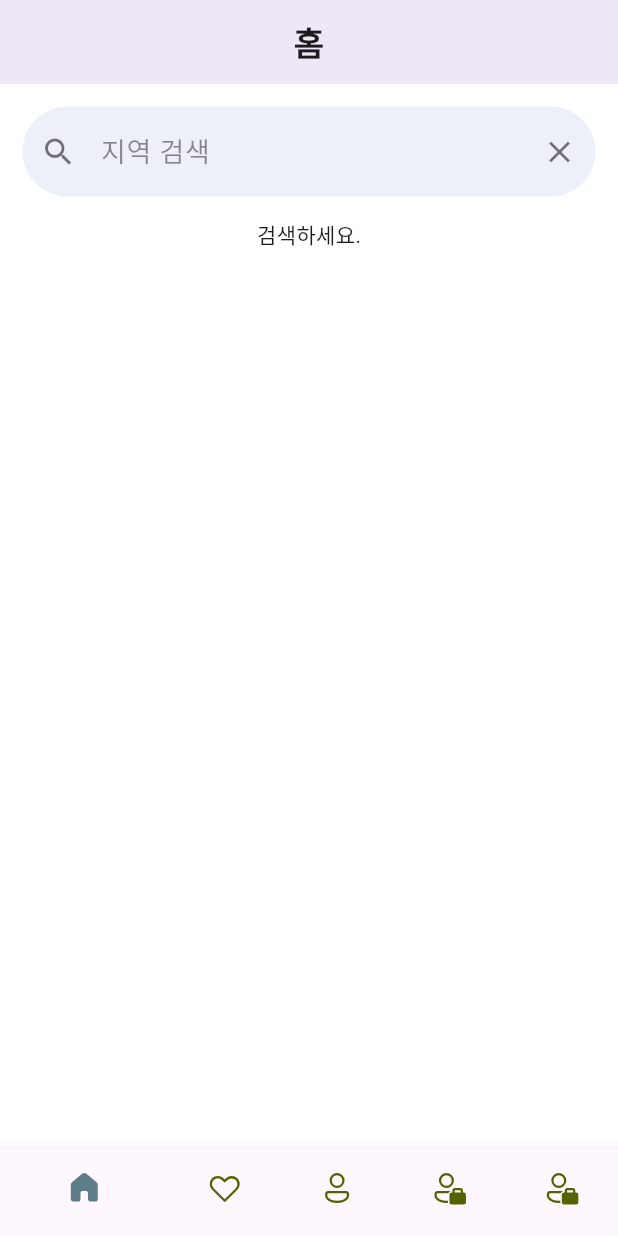
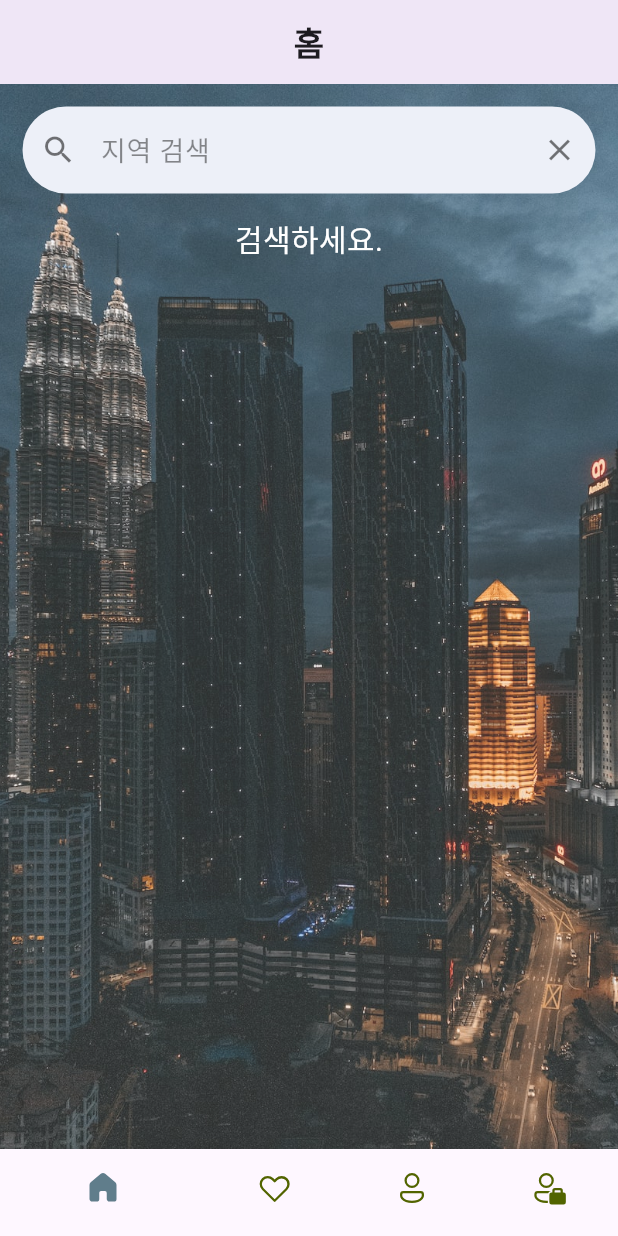
Before and after one commit to LEEJINYOUN/Weather_Flutter-front, a Flutter app: the screen it shows after launch, on a phone screen of 412 x 824 dp. Run offline on Flutter 3.47's test engine with Material 3 defaults, Android fonts, the phone set to English and light mode, and no system bars; our stand-ins replace fluentui_icons.

Commit message:
홈 화면 백그라운드 추가

```diff
--- a/lib/common/bottom_nav_bar.dart
+++ b/lib/common/bottom_nav_bar.dart
@@ -29,7 +29,6 @@ class _BottomNavBarState extends State<BottomNavBarContainer> {
     const Center(child: Text('Bookmark')),
     const Center(child: Text('Profile')),
     const LoginScreen(),
-    const RegisterScreen(),
   ];
 
   // 선택 인덱스 초기화
@@ -72,12 +71,6 @@ class _BottomNavBarState extends State<BottomNavBarContainer> {
                   activeIcon:
                       Icon(FluentSystemIcons.ic_fluent_person_accounts_filled),
                   label: 'Login'),
-              BottomNavigationBarItem(
-                  icon:
-                      Icon(FluentSystemIcons.ic_fluent_person_accounts_regular),
-                  activeIcon:
-                      Icon(FluentSystemIcons.ic_fluent_person_accounts_filled),
-                  label: 'Register'),
             ]));
   }
 }
--- a/lib/screens/home_screen.dart
+++ b/lib/screens/home_screen.dart
@@ -55,6 +55,7 @@ class _HomeScreenState extends State<HomeScreen> {
   // 검색 초기화
   void resetSubmit() {
     searchController.text = '';
+    weatherData = {};
     dataPrint(text: '초기화');
     setState(() {
       isSearch = false;
@@ -63,8 +64,15 @@ class _HomeScreenState extends State<HomeScreen> {
 
   @override
   Widget build(BuildContext context) {
-    return Scaffold(
-      backgroundColor: Colors.white,
+    return Container(
+      decoration: const BoxDecoration(
+        image: DecorationImage(
+          fit: BoxFit.cover,
+          image: AssetImage('assets/images/bg_image1.jpg'), // 배경 이미지
+        ),
+      ),
+      child: Scaffold(
+        backgroundColor: const Color.fromARGB(49, 232, 232, 232),
         resizeToAvoidBottomInset: false, // 가상 키보드 오버플로우 제거
         appBar: AppBar(
           centerTitle: true,
@@ -72,7 +80,8 @@ class _HomeScreenState extends State<HomeScreen> {
           title: const Text("홈", style: TextStyle(fontWeight: FontWeight.w700)),
         ),
         body: SafeArea(
-        child: Column(crossAxisAlignment: CrossAxisAlignment.center, children: [
+          child:
+              Column(crossAxisAlignment: CrossAxisAlignment.center, children: [
             Row(
               children: [
                 Container(
@@ -80,7 +89,7 @@ class _HomeScreenState extends State<HomeScreen> {
                   margin: const EdgeInsets.symmetric(vertical: 15),
                   padding: const EdgeInsets.symmetric(horizontal: 15),
                   child: TextField(
-                  style: const TextStyle(fontSize: 20),
+                    style: const TextStyle(fontSize: 18),
                     controller: searchController,
                     decoration: InputDecoration(
                       prefixIcon: GestureDetector(
@@ -118,7 +127,10 @@ class _HomeScreenState extends State<HomeScreen> {
               ],
             ),
             isSearch == false && weatherData.isEmpty
-              ? const Text('검색하세요.')
+                ? const Text(
+                    '검색하세요.',
+                    style: TextStyle(fontSize: 20, color: Colors.white),
+                  )
                 : SizedBox(
                     width: MediaQuery.of(context).size.width / 1.5,
                     height: MediaQuery.of(context).size.height - 300,
@@ -132,9 +144,11 @@ class _HomeScreenState extends State<HomeScreen> {
                           child: Column(children: [
                             Row(
                               mainAxisAlignment: MainAxisAlignment.center,
+                              crossAxisAlignment: CrossAxisAlignment.center,
                               children: [
                                 Text('${weatherData["name"]}',
-                                  style: const TextStyle(fontSize: 18)),
+                                    style: const TextStyle(
+                                        fontSize: 25, color: Colors.white)),
                                 Container(
                                     width: 100,
                                     height: 100,
@@ -153,20 +167,24 @@ class _HomeScreenState extends State<HomeScreen> {
                                   Text(
                                       celsiusConversion(
                                           temp: weatherData["main"]["temp"]),
-                                    style: const TextStyle(fontSize: 18))
+                                      style: const TextStyle(
+                                          fontSize: 25, color: Colors.white))
                                 ],
                               ),
                             ),
                             SizedBox(
                               child: Row(
-                              mainAxisAlignment: MainAxisAlignment.spaceBetween,
+                                mainAxisAlignment:
+                                    MainAxisAlignment.spaceBetween,
                                 children: [
                                   Text(
                                       '최고 ${celsiusConversion(temp: weatherData["main"]["temp_max"])}',
-                                    style: const TextStyle(fontSize: 18)),
+                                      style: const TextStyle(
+                                          fontSize: 22, color: Colors.white)),
                                   Text(
                                       '최저 ${celsiusConversion(temp: weatherData["main"]["temp_min"])}',
-                                    style: const TextStyle(fontSize: 18))
+                                      style: const TextStyle(
+                                          fontSize: 22, color: Colors.white))
                                 ],
                               ),
                             )
@@ -179,28 +197,34 @@ class _HomeScreenState extends State<HomeScreen> {
                           child: Column(
                             children: [
                               Padding(
-                              padding: const EdgeInsets.only(top: 5, bottom: 5),
+                                padding:
+                                    const EdgeInsets.only(top: 5, bottom: 5),
                                 child: Row(
                                   mainAxisAlignment:
                                       MainAxisAlignment.spaceBetween,
                                   children: [
                                     const Text('습도',
-                                      style: TextStyle(fontSize: 18)),
+                                        style: TextStyle(
+                                            fontSize: 18, color: Colors.white)),
                                     Text('${weatherData["main"]["humidity"]} %',
-                                      style: const TextStyle(fontSize: 18))
+                                        style: const TextStyle(
+                                            fontSize: 18, color: Colors.white))
                                   ],
                                 ),
                               ),
                               Padding(
-                              padding: const EdgeInsets.only(top: 5, bottom: 5),
+                                padding:
+                                    const EdgeInsets.only(top: 5, bottom: 5),
                                 child: Row(
                                   mainAxisAlignment:
                                       MainAxisAlignment.spaceBetween,
                                   children: [
                                     const Text('풍속',
-                                      style: TextStyle(fontSize: 18)),
+                                        style: TextStyle(
+                                            fontSize: 18, color: Colors.white)),
                                     Text('${weatherData["wind"]["speed"]} m/s',
-                                      style: const TextStyle(fontSize: 18))
+                                        style: const TextStyle(
+                                            fontSize: 18, color: Colors.white))
                                   ],
                                 ),
                               ),
@@ -212,22 +236,29 @@ class _HomeScreenState extends State<HomeScreen> {
                                         MainAxisAlignment.spaceBetween,
                                     children: [
                                       const Text('구름',
-                                        style: TextStyle(fontSize: 18)),
+                                          style: TextStyle(
+                                              fontSize: 18,
+                                              color: Colors.white)),
                                       Text('${weatherData["clouds"]["all"]} %',
-                                        style: const TextStyle(fontSize: 18))
+                                          style: const TextStyle(
+                                              fontSize: 18,
+                                              color: Colors.white))
                                     ],
                                   )),
                               Padding(
-                              padding: const EdgeInsets.only(top: 5, bottom: 5),
+                                padding:
+                                    const EdgeInsets.only(top: 5, bottom: 5),
                                 child: Row(
                                   mainAxisAlignment:
                                       MainAxisAlignment.spaceBetween,
                                   children: [
                                     const Text('날씨',
-                                      style: TextStyle(fontSize: 18)),
+                                        style: TextStyle(
+                                            fontSize: 18, color: Colors.white)),
                                     Text(
                                         '${weatherData["weather"][0]["description"]}',
-                                      style: const TextStyle(fontSize: 18))
+                                        style: const TextStyle(
+                                            fontSize: 18, color: Colors.white))
                                   ],
                                 ),
                               ),
@@ -239,6 +270,7 @@ class _HomeScreenState extends State<HomeScreen> {
                   )
           ]),
         ),
+      ),
     );
   }
 }
--- a/pubspec.yaml
+++ b/pubspec.yaml
@@ -64,6 +64,7 @@ flutter:
   # To add assets to your application, add an assets section, like this:
   assets:
     - .env
+    - assets/images/bg_image1.jpg
   #  - images/a_dot_burr.jpeg
   #   - images/a_dot_ham.jpeg
 
```
Also changed, not shown: assets/images/bg_image1.jpg (added). Lines whose indentation alone changed are shown as unchanged.
